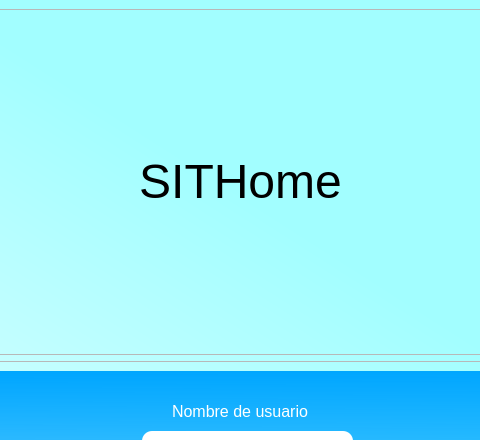
The window that interfaces/SITHome_Home.ui (Geo18G/SITHome) describes before a commit, drawn with Qt 5; both pictures show x 317 to 797 and y 0 to 440 of the 1115 by 715 pixel window.
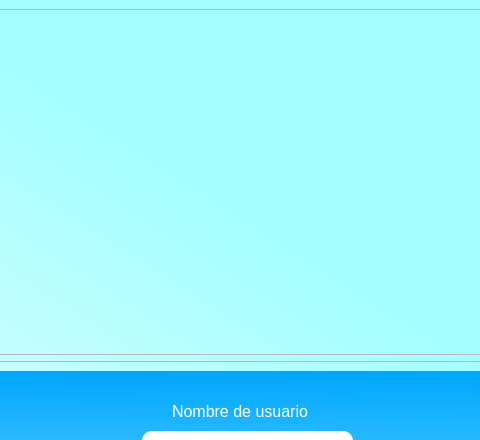
The same window after the commit. Icons and pictures are not drawn.

Commit message: logo agregado

The edit to the form file:
```diff
--- a/interfaces/SITHome_Home.ui
+++ b/interfaces/SITHome_Home.ui
@@ -32,6 +32,9 @@
    <layout class="QVBoxLayout" name="verticalLayout">
     <item>
      <widget class="QFrame" name="frame">
+      <property name="layoutDirection">
+       <enum>Qt::LeftToRight</enum>
+      </property>
       <property name="styleSheet">
        <string notr="true">background-color: None;</string>
       </property>
@@ -41,15 +44,21 @@
       <property name="frameShadow">
        <enum>QFrame::Raised</enum>
       </property>
-      <layout class="QVBoxLayout" name="verticalLayout_2">
+      <layout class="QHBoxLayout" name="horizontalLayout_2">
        <item>
-        <widget class="QLabel" name="label">
+        <widget class="QLabel" name="Logo">
          <property name="sizePolicy">
           <sizepolicy hsizetype="Ignored" vsizetype="Preferred">
            <horstretch>0</horstretch>
            <verstretch>0</verstretch>
           </sizepolicy>
          </property>
+         <property name="maximumSize">
+          <size>
+           <width>320</width>
+           <height>320</height>
+          </size>
+         </property>
          <property name="styleSheet">
           <string notr="true">font: 50pt  &quot;MS shell  Dlg 2&quot;;
 
@@ -58,7 +67,10 @@
 </string>
          </property>
          <property name="text">
-          <string>&lt;html&gt;&lt;head/&gt;&lt;body&gt;&lt;p align=&quot;center&quot;&gt;&lt;span style=&quot; font-size:36pt;&quot;&gt;SITHome&lt;/span&gt;&lt;/p&gt;&lt;/body&gt;&lt;/html&gt;</string>
+          <string/>
+         </property>
+         <property name="scaledContents">
+          <bool>true</bool>
          </property>
         </widget>
        </item>
```
Left out of the diff: 2 changed lines with no effect on the pictures. The commit also changes 27 other files.
